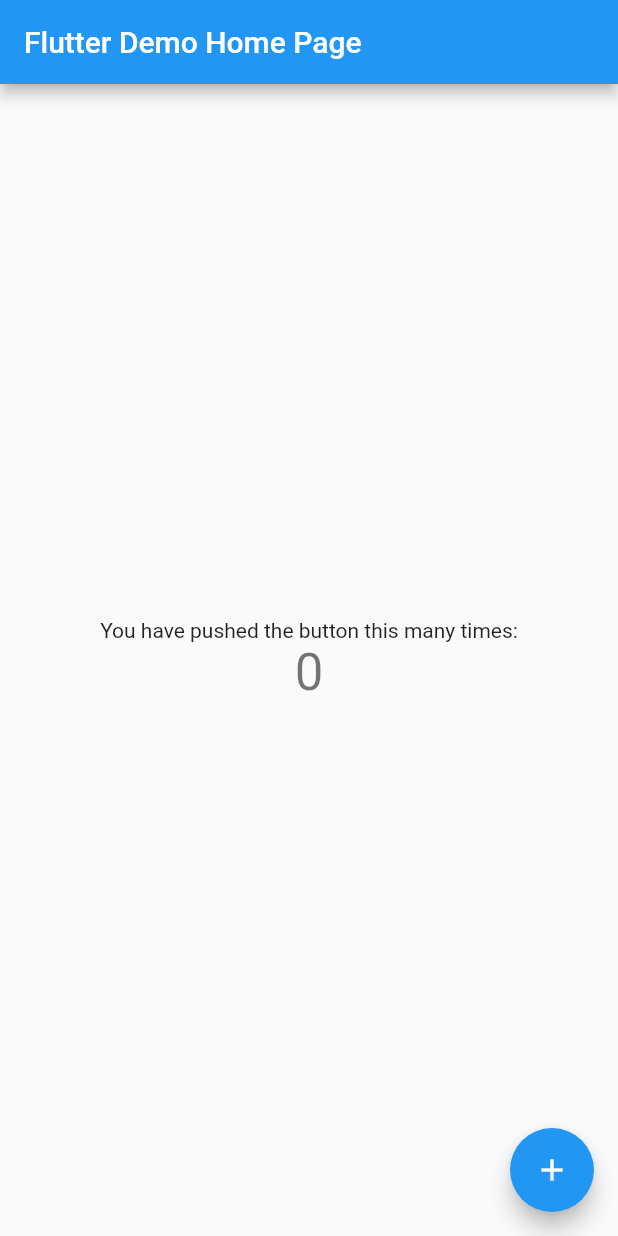
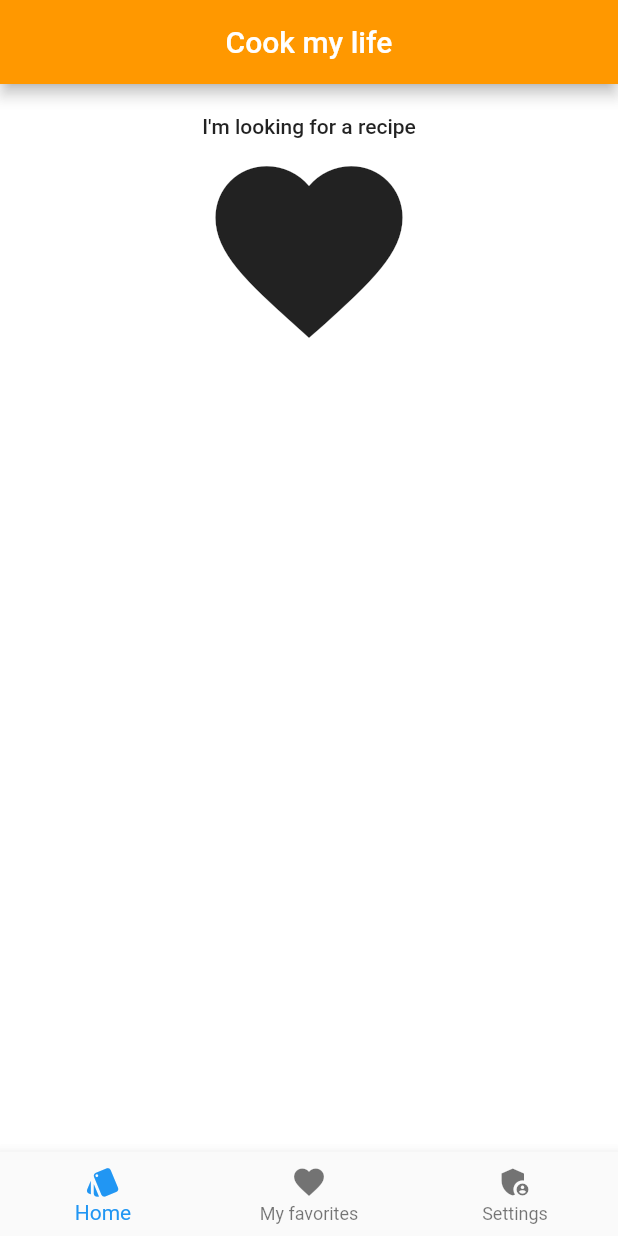
Before and after one commit to MathisParoissien/flutter_2, a Flutter app: the screen it shows after launch, on a phone screen of 412 x 824 dp. Run offline on Flutter 3.47's test engine with Material 2 defaults, Android fonts, the phone set to English and light mode, and no system bars; network calls fail.

```diff
--- a/app/lib/main.dart
+++ b/app/lib/main.dart
@@ -1,7 +1,17 @@
 import 'package:flutter/material.dart';
+import 'package:flutter/services.dart';
+import 'package:Cook/navigation.dart';
 
-void main() {
-  runApp(const MyApp());
+
+void main(){
+
+  WidgetsFlutterBinding.ensureInitialized();
+  SystemChrome.setPreferredOrientations(
+      [DeviceOrientation.portraitUp, DeviceOrientation.portraitDown])
+      .then((_){
+    runApp(MyApp());
+  }
+  );
 }
 
 class MyApp extends StatelessWidget {
@@ -11,105 +21,9 @@ class MyApp extends StatelessWidget {
   @override
   Widget build(BuildContext context) {
     return MaterialApp(
-      title: 'Flutter Demo',
-      theme: ThemeData(
-        // This is the theme of your application.
-        //
-        // Try running your application with "flutter run". You'll see the
-        // application has a blue toolbar. Then, without quitting the app, try
-        // changing the primarySwatch below to Colors.green and then invoke
-        // "hot reload" (press "r" in the console where you ran "flutter run",
-        // or simply save your changes to "hot reload" in a Flutter IDE).
-        // Notice that the counter didn't reset back to zero; the application
-        // is not restarted.
-        primarySwatch: Colors.blue,
-      ),
-      home: const MyHomePage(title: 'Flutter Demo Home Page'),
+      theme: ThemeData(scaffoldBackgroundColor: Colors.white60),
+      home: const NavPage(title: 'Cook my life',),
+      debugShowCheckedModeBanner: false,
     );
   }
 }
-
-class MyHomePage extends StatefulWidget {
-  const MyHomePage({Key? key, required this.title}) : super(key: key);
-
-  // This widget is the home page of your application. It is stateful, meaning
-  // that it has a State object (defined below) that contains fields that affect
-  // how it looks.
-
-  // This class is the configuration for the state. It holds the values (in this
-  // case the title) provided by the parent (in this case the App widget) and
-  // used by the build method of the State. Fields in a Widget subclass are
-  // always marked "final".
-
-  final String title;
-
-  @override
-  State<MyHomePage> createState() => _MyHomePageState();
-}
-
-class _MyHomePageState extends State<MyHomePage> {
-  int _counter = 0;
-
-  void _incrementCounter() {
-    setState(() {
-      // This call to setState tells the Flutter framework that something has
-      // changed in this State, which causes it to rerun the build method below
-      // so that the display can reflect the updated values. If we changed
-      // _counter without calling setState(), then the build method would not be
-      // called again, and so nothing would appear to happen.
-      _counter++;
-    });
-  }
-
-  @override
-  Widget build(BuildContext context) {
-    // This method is rerun every time setState is called, for instance as done
-    // by the _incrementCounter method above.
-    //
-    // The Flutter framework has been optimized to make rerunning build methods
-    // fast, so that you can just rebuild anything that needs updating rather
-    // than having to individually change instances of widgets.
-    return Scaffold(
-      appBar: AppBar(
-        // Here we take the value from the MyHomePage object that was created by
-        // the App.build method, and use it to set our appbar title.
-        title: Text(widget.title),
-      ),
-      body: Center(
-        // Center is a layout widget. It takes a single child and positions it
-        // in the middle of the parent.
-        child: Column(
-          // Column is also a layout widget. It takes a list of children and
-          // arranges them vertically. By default, it sizes itself to fit its
-          // children horizontally, and tries to be as tall as its parent.
-          //
-          // Invoke "debug painting" (press "p" in the console, choose the
-          // "Toggle Debug Paint" action from the Flutter Inspector in Android
-          // Studio, or the "Toggle Debug Paint" command in Visual Studio Code)
-          // to see the wireframe for each widget.
-          //
-          // Column has various properties to control how it sizes itself and
-          // how it positions its children. Here we use mainAxisAlignment to
-          // center the children vertically; the main axis here is the vertical
-          // axis because Columns are vertical (the cross axis would be
-          // horizontal).
-          mainAxisAlignment: MainAxisAlignment.center,
-          children: <Widget>[
-            const Text(
-              'You have pushed the button this many times:',
-            ),
-            Text(
-              '$_counter',
-              style: Theme.of(context).textTheme.headline4,
-            ),
-          ],
-        ),
-      ),
-      floatingActionButton: FloatingActionButton(
-        onPressed: _incrementCounter,
-        tooltip: 'Increment',
-        child: const Icon(Icons.add),
-      ), // This trailing comma makes auto-formatting nicer for build methods.
-    );
-  }
-}
--- /dev/null
+++ b/app/lib/navigation.dart
@@ -0,0 +1,67 @@
+import 'package:flutter/material.dart';
+import 'package:Cook/pages/home.dart';
+
+class NavPage extends StatefulWidget {
+  const NavPage({Key? key, required this.title}) : super(key: key);
+
+  final String title;
+
+  @override
+  State<NavPage> createState() => _NavPageState();
+}
+
+class _NavPageState extends State<NavPage> {
+  int _selectedIndex = 0;
+
+  @override
+  Widget build(BuildContext context) {
+
+    return Scaffold(
+      appBar: AppBar(
+        backgroundColor: Colors.orange,
+        title: Text(widget.title),
+        centerTitle: true,
+      ),
+      body: Stack(
+        children: [
+         _pages.elementAt(_selectedIndex),
+      ],
+      ),
+      bottomNavigationBar: BottomNavigationBar(
+        items: const <BottomNavigationBarItem>[
+          BottomNavigationBarItem(
+            icon: Icon(Icons.style),
+            label: 'Home',
+          ),
+          BottomNavigationBarItem(
+            icon: Icon(Icons.favorite),
+            label: 'My favorites',
+          ),
+          BottomNavigationBarItem(
+            icon: Icon(Icons.admin_panel_settings),
+            label: 'Settings',
+          ),
+        ],
+        currentIndex: _selectedIndex, //New
+        onTap: _onItemTapped,
+      ),
+    );
+  }
+  void _onItemTapped(int index) {
+    setState(() {
+      _selectedIndex = index;
+    });
+  }
+
+  static const List<Widget> _pages = <Widget>[
+    HomeBody(),
+    Icon(
+      Icons.favorite,
+      size: 150,
+    ),
+    Icon(
+      Icons.admin_panel_settings,
+      size: 150,
+    ),
+  ];
+}
--- /dev/null
+++ b/app/lib/pages/home.dart
@@ -0,0 +1,74 @@
+import 'package:flutter/material.dart';
+import 'package:http/http.dart' as http;
+import 'dart:async';
+import 'dart:convert';
+
+// ---------------- TEST --------------------- //
+Future<Recipes> fetchRecipes() async {
+  final response = await http
+      .get(Uri.parse('http://localhost:3000/recipes'));
+
+  if (response.statusCode == 200) {
+    debugPrint(jsonDecode(response.body).toString());
+    return Recipes.fromJson(jsonDecode(response.body));
+  } else {
+    throw Exception('Failed to load recipes');
+  }
+}
+
+class Recipes {
+  final int userId;
+  final int id;
+  final String title;
+
+  Recipes({
+    required this.userId,
+    required this.id,
+    required this.title,
+  });
+
+  factory Recipes.fromJson(Map<String, dynamic> json) {
+    return Recipes(
+      userId: json['userId'],
+      id: json['id'],
+      title: json['title'],
+    );
+  }
+}
+// ---------------- END --------------------- //
+
+class HomeBody extends StatefulWidget {
+  const HomeBody({Key? key}) : super(key: key);
+
+  @override
+  State<StatefulWidget> createState() => HomeBodyState();
+}
+
+class HomeBodyState extends State<HomeBody> {
+  HomeBodyState();
+
+  late Future<Recipes> futureRecipes;
+
+  @override
+  void initState() {
+    super.initState();
+    futureRecipes = fetchRecipes();
+  }
+
+
+  @override
+  Widget build(BuildContext context) {
+    return Column(
+      children: const <Widget> [
+        SizedBox(height: 20),
+        Center(
+        child: Text("I'm looking for a recipe", style: TextStyle(fontWeight: FontWeight.w500)),
+        ),
+        Icon(
+          Icons.favorite,
+          size: 150,
+        ),
+      ],
+    );
+  }
+}
--- a/app/pubspec.yaml
+++ b/app/pubspec.yaml
@@ -1,4 +1,4 @@
-name: app
+name: Cook
 description: A new Flutter project.
 
 # The following line prevents the package from being accidentally published to
@@ -29,6 +29,8 @@ environment:
 dependencies:
   flutter:
     sdk: flutter
+
+  http:
 
 
   # The following adds the Cupertino Icons font to your application.
```
Also changed, not shown: app/pubspec.lock, db.json (renamed from Api/db.json), 1 other file.
